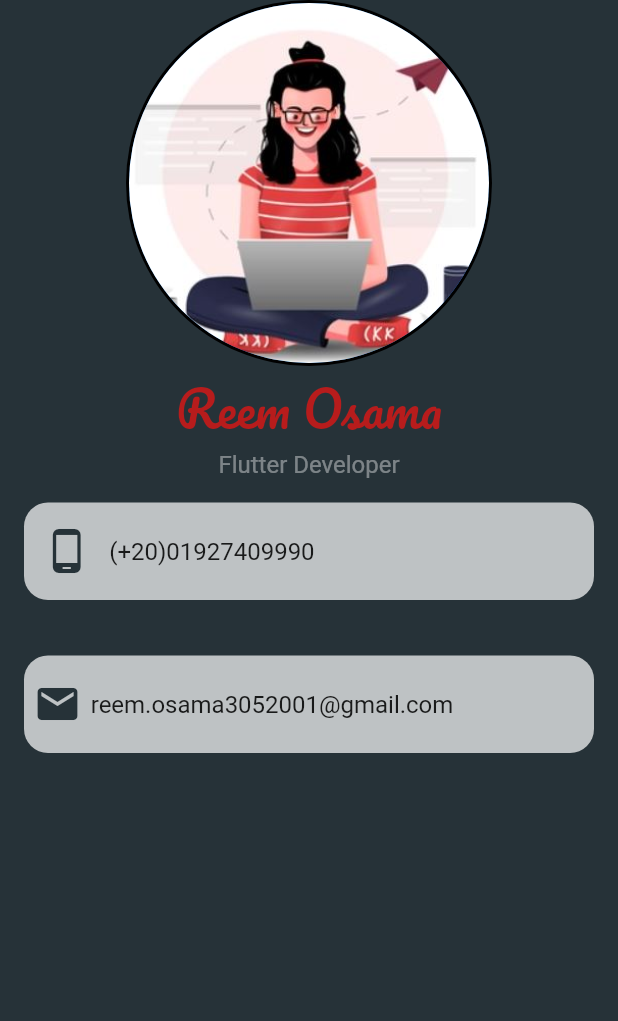
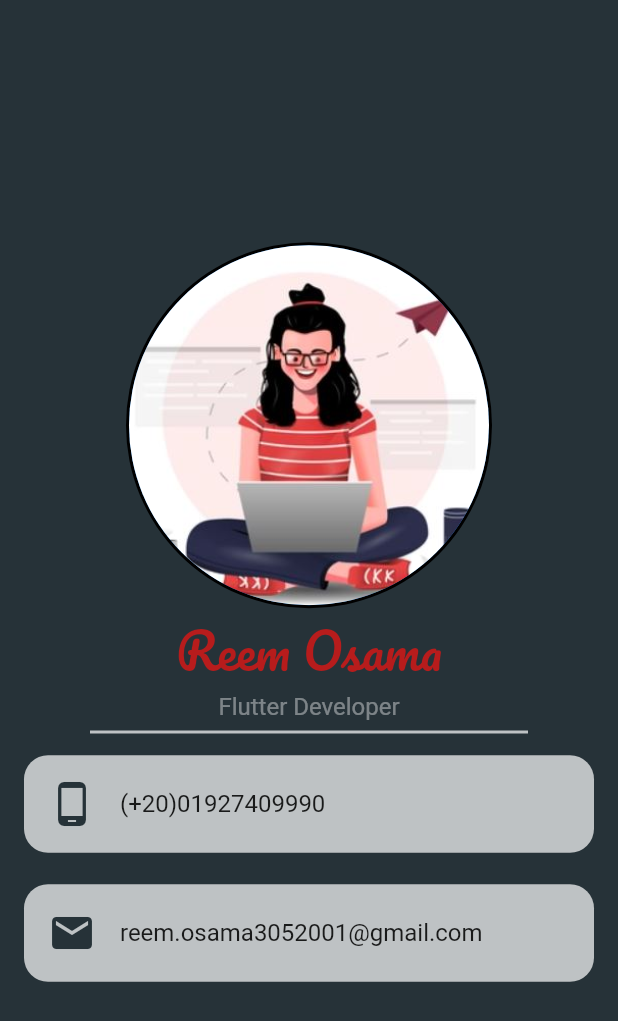
Before and after one commit to ReemOsama30/BusinessCard_UI, a Flutter app: the screen it shows after launch, on a phone screen of 412 x 824 dp. Shown: the top 1021 px of the screen. Run offline on Flutter 3.47's test engine with Material 2 defaults, Android fonts, the phone set to English and light mode, and no system bars.

Commit message:
adding divider

```diff
--- a/lib/layout/card_home.dart
+++ b/lib/layout/card_home.dart
@@ -9,8 +9,7 @@ class BusinessCardHome extends StatelessWidget {
     return Scaffold(
       backgroundColor: Colors.blueGrey[900],
       body: Column(
-
-
+mainAxisAlignment: MainAxisAlignment.center,
         children:   [
           CircleAvatar(
             backgroundColor: Colors.black,
@@ -20,13 +19,18 @@ class BusinessCardHome extends StatelessWidget {
               backgroundImage:AssetImage("lib/assets/image/developer.JPG")
               ),
           ),
-          Text("Reem Osama",style: TextStyle(fontSize: 32,color: Colors.red[900],fontFamily: "Pacifico"),)
-          ,
-          Text("Flutter Developer",style: TextStyle(fontSize: 16,color: Colors.white70.withOpacity(0.4)),)
-
-          ,
+          Text("Reem Osama",style: TextStyle(fontSize: 32,color: Colors.red[900],fontFamily: "Pacifico"),),
+          Text("Flutter Developer",style: TextStyle(fontSize: 16,color: Colors.white70.withOpacity(0.4)),),
+        Divider(
+          color: Colors.white70,
+          thickness: 2,
+          indent: 60,
+          endIndent: 60,
+          height: 15,
+        )
+        ,
           Padding(
-            padding: const EdgeInsets.all(16.0),
+            padding: const EdgeInsets.symmetric(horizontal: 16.0,vertical: 8),
             child: Container(
               decoration: BoxDecoration(
                 borderRadius: BorderRadius.circular(16),
@@ -37,21 +41,27 @@ class BusinessCardHome extends StatelessWidget {
 
               child: Row(
                 children: [
-                  Spacer(flex: 1,),
-                  Icon(Icons.phone_android,
-                    size: 32,
-                  color:Colors.blueGrey[900],
+
+                  Padding(
+                    padding: const EdgeInsets.only(left: 16.0),
+                    child: Icon(Icons.phone_android,
+                      size: 32,
+                    color:Colors.blueGrey[900],
+                    ),
                   ),
-                  Spacer(flex: 1,),
-                  Text("(+20)01927409990",style: TextStyle(fontSize: 16),),
-                 Spacer(flex: 15,)
+
+                  Padding(
+                    padding: const EdgeInsets.only(left: 16.0),
+                    child: Text("(+20)01927409990",style: TextStyle(fontSize: 16),),
+                  ),
+
                 ],
               ),
             ),
           ),
           SizedBox(height: 5,),
           Padding(
-            padding: const EdgeInsets.all(16.0),
+            padding: const EdgeInsets.symmetric(horizontal: 16.0,vertical: 8),
             child: Container(
               decoration: BoxDecoration(
                   borderRadius: BorderRadius.circular(16),
@@ -62,14 +72,19 @@ class BusinessCardHome extends StatelessWidget {
 
               child: Row(
                 children: [
-                  Spacer(flex: 1,),
-                  Icon(Icons.email,
-                    size: 32,
-                    color:Colors.blueGrey[900],
+
+                  Padding(
+                    padding: const EdgeInsets.only(left: 16.0),
+                    child: Icon(Icons.email,
+                      size: 32,
+                      color:Colors.blueGrey[900],
+                    ),
                   ),
-                  Spacer(flex: 1,),
-                  Text("reem.osama3052001@gmail.com",style: TextStyle(fontSize: 16),),
-                  Spacer(flex: 15,)
+                  Padding(
+                    padding: const EdgeInsets.only(left: 16.0),
+                    child: Text("reem.osama3052001@gmail.com",style: TextStyle(fontSize: 16),),
+                  ),
+
                 ],
               ),
             ),
```
